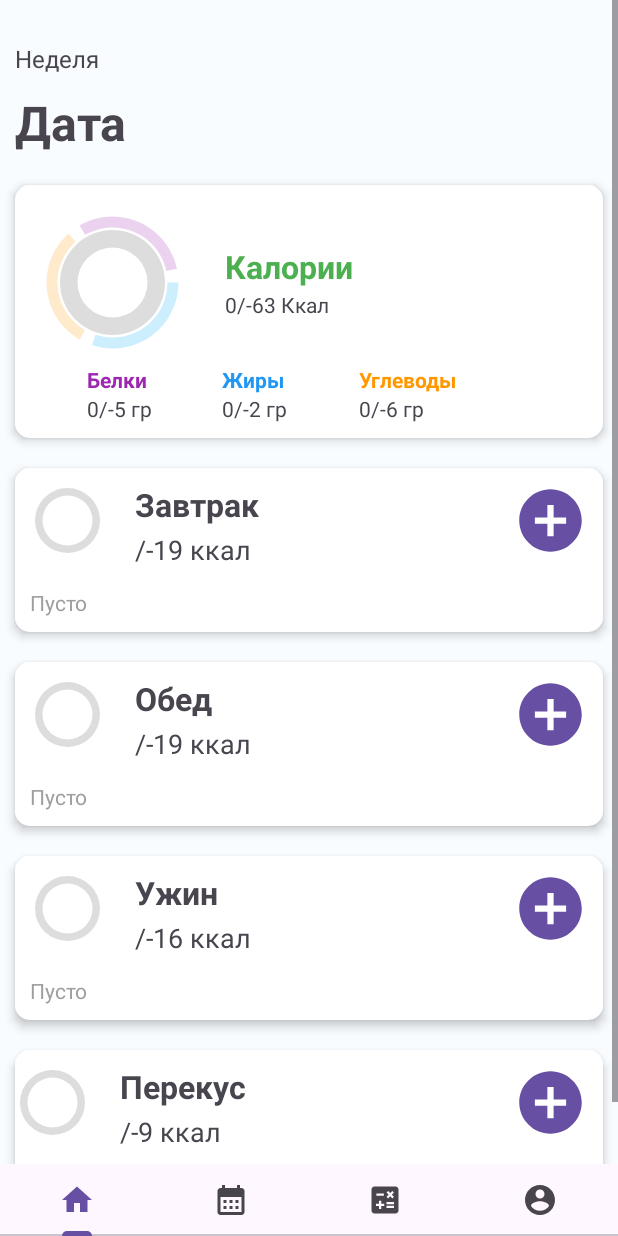
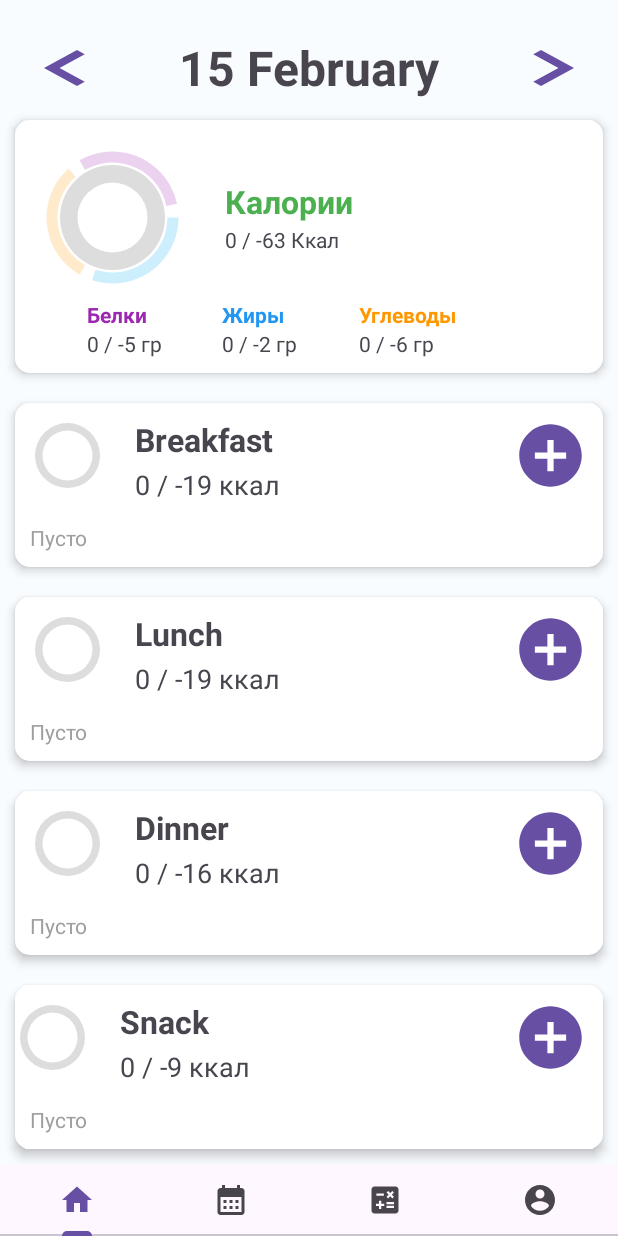
Before and after one commit to mirikyekiro/VOYproject, an Android app: the FragmentHome screen opened directly, with no data from a screen before it, on a phone screen of 412 x 824 dp. Run offline under Robolectric (Android 15) with nearby library versions, the phone set to English and light mode, and no system bars.

Commit message:
я все сделаль

```diff
--- a/app/src/main/java/com/example/voyproject/AddFood/FoodDetailed.java
+++ b/app/src/main/java/com/example/voyproject/AddFood/FoodDetailed.java
@@ -21,6 +21,7 @@ public class FoodDetailed extends AppCompatActivity {
     String id, name, kcal, protein, fat, carbohydrat, gramm;
     TextView nameText, kcalText, proteinText, fatText, carbohydratText;
     EditText grammText;
+    ListAdapter adapter;
 
     @Override
     protected void onCreate(Bundle savedInstanceState) {
@@ -79,6 +80,7 @@ public class FoodDetailed extends AppCompatActivity {
             public void onClick(DialogInterface dialog, int which) {
                 DatabaseHelper myDB = new DatabaseHelper(FoodDetailed.this);
                 myDB.deleteOneRow(id);
+                finish();
             }
         });
         builder.setNegativeButton("No", new DialogInterface.OnClickListener() {
--- a/app/src/main/java/com/example/voyproject/AddFood/MainActivityFood.java
+++ b/app/src/main/java/com/example/voyproject/AddFood/MainActivityFood.java
@@ -63,7 +63,7 @@ public class MainActivityFood extends AppCompatActivity {
 
         storeDataInArrays();
 
-        listAdapter = new ListAdapter(MainActivityFood.this, food_id, food_name, food_kcal, food_protein, food_fat, food_carbo, food_gramm);
+        listAdapter = new ListAdapter(MainActivityFood.this, this, food_id, food_name, food_kcal, food_protein, food_fat, food_carbo, food_gramm, textMeal);
         recyclerView.setAdapter(listAdapter);
         recyclerView.setLayoutManager(new LinearLayoutManager(MainActivityFood.this));
 
--- a/app/src/main/java/com/example/voyproject/AddFood/NewFood.java
+++ b/app/src/main/java/com/example/voyproject/AddFood/NewFood.java
@@ -13,6 +13,8 @@ import com.example.voyproject.R;
 
 public class NewFood extends AppCompatActivity {
     EditText nameEdit, kcalEdit, proteinEdit, fatEdit, carboEdit, grammEdit;
+    ListAdapter adapter;
+
     @Override
     protected void onCreate(Bundle savedInstanceState) {
         super.onCreate(savedInstanceState);
@@ -44,6 +46,7 @@ public class NewFood extends AppCompatActivity {
                         fatEdit.getText().toString().trim(),
                         carboEdit.getText().toString().trim(),
                         grammEdit.getText().toString().trim());
+                finish();
             }
         });
 
--- a/app/src/main/java/com/example/voyproject/Database/DatabaseHelper.java
+++ b/app/src/main/java/com/example/voyproject/Database/DatabaseHelper.java
@@ -82,6 +82,16 @@ public class DatabaseHelper extends SQLiteOpenHelper {
             Toast.makeText(context, "Successfully deleted.", Toast.LENGTH_LONG).show();
     }
 
+    public void deleteOneRowInProfile(String id)
+    {
+        SQLiteDatabase db = this.getWritableDatabase();
+        long result = db.delete(TABLE_NAME_CATEGORYLIST, "_id=?", new String[]{id});
+        if(result == -1)
+            Toast.makeText(context, "Failed to delete", Toast.LENGTH_LONG).show();
+        else
+            Toast.makeText(context, "Successfully deleted.", Toast.LENGTH_LONG).show();
+    }
+
     public void moveFood(String name, String kcal, String protein, String fat, String carbo, String gramm, String category, String date)
     {
         SQLiteDatabase db = this.getWritableDatabase();
@@ -114,8 +124,9 @@ public class DatabaseHelper extends SQLiteOpenHelper {
         return cursor;
     }
 
-    public Cursor readAllDataCATEGORYLIST(){
-        String query = "SELECT * FROM " + TABLE_NAME_CATEGORYLIST;
+    public Cursor readAllDataCATEGORYLIST(String textMeal){
+        String query = "SELECT * FROM " + TABLE_NAME_CATEGORYLIST +
+                " WHERE " + FOOD_CATEGORY + " LIKE " + " '" + textMeal + "' ";
         SQLiteDatabase db = this.getReadableDatabase();
 
         Cursor cursor = null;
@@ -125,4 +136,22 @@ public class DatabaseHelper extends SQLiteOpenHelper {
         }
         return cursor;
     }
+
+    public String getSum(String str, String category){
+        SQLiteDatabase db = this.getReadableDatabase();
+        String query;
+        if(category == "")
+            query = "SELECT SUM(" + str + ") FROM " + TABLE_NAME_CATEGORYLIST;
+        else
+            query = "SELECT SUM(" + str + ") FROM " + TABLE_NAME_CATEGORYLIST +
+                    " WHERE " + FOOD_CATEGORY + " LIKE " + " '" + category + "' ";
+        String sum;
+        Cursor cursor = db.rawQuery (query, null);
+        if(cursor.moveToFirst())
+            sum = String.valueOf(cursor.getInt(0));
+        else sum = "0";
+
+        db.close();
+        return sum;
+    }
 }
--- a/app/src/main/java/com/example/voyproject/MainMenu/FragmentHome.java
+++ b/app/src/main/java/com/example/voyproject/MainMenu/FragmentHome.java
@@ -19,7 +19,12 @@ import android.widget.Button;
 
 import com.example.voyproject.AddFood.ListDay;
 import com.example.voyproject.AddFood.MainActivityFood;
+import com.example.voyproject.Database.DatabaseHelper;
 import com.example.voyproject.R;
+
+import java.text.SimpleDateFormat;
+import java.util.Date;
+import java.util.Locale;
 
 public class FragmentHome extends Fragment {
     int sexID, typeID, workoutID, age;
@@ -33,11 +38,13 @@ public class FragmentHome extends Fragment {
     public static final String APP_PREFERENCES_HEIGHT = "Height";
     public static final String APP_PREFERENCES_WEIGHT = "Weight";
 
-    TextView kcalText, proteinText, fatsText, carbohydratesText, bfKcalText, lunchKcalText, dinnerKcalText, snackKcalText;
+    TextView kcalText, proteinText, fatsText, carbohydratesText, bfKcalText, lunchKcalText, dinnerKcalText, snackKcalText, textDate;
     ProgressBar pbKcal, pbProtein, pbFats, pbCarbohydrates, firstArgTrans, secondArgTrans, thirdArgTrans, pbBreakfast, pbLunch, pbDinner, pbSnack;
     float kCal, proteins, fats, carbohydrates;
     Button btnBreakfast, btnLunch, btnDinner, btnSnack;
     LinearLayout llBreakfast, llLunch, llDinner, llSnack;
+    String sumBf, sumLunch, sumDinner, sumSnack, mainSum, sumProtein, sumFat, sumCarbo;
+    DatabaseHelper db;
 
     @Override
     public View onCreateView(LayoutInflater inflater, ViewGroup container,
@@ -45,7 +52,15 @@ public class FragmentHome extends Fragment {
         // Inflate the layout for this fragment
         View view = inflater.inflate(R.layout.fragment_home, container, false);
 
-
+        db = new DatabaseHelper(getActivity());
+        sumBf = db.getSum("kcal", "Breakfast");
+        sumLunch = db.getSum("kcal", "Lunch");
+        sumDinner = db.getSum("kcal", "Dinner");
+        sumSnack = db.getSum("kcal", "Snack");
+        mainSum = db.getSum("kcal", "");
+        sumProtein = db.getSum("protein", "");
+        sumFat = db.getSum("fat", "");
+        sumCarbo = db.getSum("carbo", "");
 
         Activity activity = getActivity();
 
@@ -58,6 +73,8 @@ public class FragmentHome extends Fragment {
         age = sPref.getInt(APP_PREFERENCES_AGE, 0);
         heightData = sPref.getFloat(APP_PREFERENCES_HEIGHT, 0f);
         weightData = sPref.getFloat(APP_PREFERENCES_WEIGHT, 0f);
+
+        textDate = view.findViewById(R.id.date);
 
         kcalText = view.findViewById(R.id.textKcal);
         proteinText = view.findViewById(R.id.textProtein);
@@ -170,6 +187,10 @@ public class FragmentHome extends Fragment {
             }
         });
 
+        String date = new SimpleDateFormat("d MMMM", Locale.getDefault()).format(new Date());
+
+        textDate.setText(date);
+
         return view;
     }
 
@@ -218,8 +239,9 @@ public class FragmentHome extends Fragment {
             default: kcal=0f; break;
         }
 
-        kcalText.setText(0+"/"+Math.round(kcal)+" Ккал");
+        kcalText.setText(mainSum+" / "+Math.round(kcal)+" Ккал");
         pbKcal.setMax(Math.round(kcal));
+        pbKcal.setProgress(Integer.parseInt(mainSum));
 
         proteins = kcal * 0.3f /4;
         fats = kcal * 0.3f /9;
@@ -228,25 +250,34 @@ public class FragmentHome extends Fragment {
         pbProtein.setMax(Math.round(proteins));
         pbFats.setMax(Math.round(fats));
         pbCarbohydrates.setMax(Math.round(carbohydrates));
-        proteinText.setText(0+"/"+Math.round(proteins)+" гр");
-        fatsText.setText(0+"/"+Math.round(fats)+" гр");
-        carbohydratesText.setText(0+"/"+Math.round(carbohydrates)+" гр");
+
+        pbProtein.setProgress(Integer.parseInt(sumProtein));
+        pbFats.setProgress(Integer.parseInt(sumFat));
+        pbCarbohydrates.setProgress(Integer.parseInt(sumCarbo));
+
+        proteinText.setText(sumProtein+" / "+Math.round(proteins)+" гр");
+        fatsText.setText(sumFat+" / "+Math.round(fats)+" гр");
+        carbohydratesText.setText(sumCarbo+" / "+Math.round(carbohydrates)+" гр");
 
         int bfKcal = Math.round(kcal*30/100);
         pbBreakfast.setMax(bfKcal);
-        bfKcalText.setText("/" + bfKcal + " ккал");
+        pbBreakfast.setProgress(Integer.parseInt(sumBf));
+        bfKcalText.setText(sumBf +" / " + bfKcal + " ккал");
 
         int lunchKcal = Math.round(kcal*30/100);
         pbLunch.setMax(lunchKcal);
-        lunchKcalText.setText("/" + lunchKcal + " ккал");
+        pbLunch.setProgress(Integer.parseInt(sumLunch));
+        lunchKcalText.setText(sumLunch + " / " + lunchKcal + " ккал");
 
         int dinnerKcal = Math.round(kcal*25/100);
         pbDinner.setMax(dinnerKcal);
-        dinnerKcalText.setText("/" + dinnerKcal + " ккал");
+        pbDinner.setProgress(Integer.parseInt(sumDinner));
+        dinnerKcalText.setText(sumDinner + " / " + dinnerKcal + " ккал");
 
         int snackKcal = Math.round(kcal*15/100);
         pbSnack.setMax(snackKcal);
-        snackKcalText.setText("/" + snackKcal + " ккал");
+        pbSnack.setProgress(Integer.parseInt(sumSnack));
+        snackKcalText.setText(sumSnack + " / " + snackKcal + " ккал");
     }
 
     private void PostmanInterface(String str){
@@ -260,4 +291,12 @@ public class FragmentHome extends Fragment {
         intent.putExtra("textMeal", str);
         startActivity(intent);
     }
+
+    public void previousDayAction(){
+
+    }
+
+    public void nextDayAction(){
+
+    }
 }
--- /dev/null
+++ b/app/src/main/res/drawable/delete.xml
@@ -0,0 +1,5 @@
+<vector android:height="24dp" android:tint="#000000"
+    android:viewportHeight="24" android:viewportWidth="24"
+    android:width="24dp" xmlns:android="http://schemas.android.com/apk/res/android">
+    <path android:fillColor="@android:color/white" android:pathData="M6,19c0,1.1 0.9,2 2,2h8c1.1,0 2,-0.9 2,-2V7H6v12zM19,4h-3.5l-1,-1h-5l-1,1H5v2h14V4z"/>
+</vector>
--- /dev/null
+++ b/app/src/main/res/drawable/left_arrow.xml
@@ -0,0 +1,5 @@
+<vector android:autoMirrored="true" android:height="24dp"
+    android:tint="#000000" android:viewportHeight="24"
+    android:viewportWidth="24" android:width="24dp" xmlns:android="http://schemas.android.com/apk/res/android">
+    <path android:fillColor="@android:color/white" android:pathData="M15.41,16.59L10.83,12l4.58,-4.59L14,6l-6,6 6,6 1.41,-1.41z"/>
+</vector>
--- /dev/null
+++ b/app/src/main/res/drawable/right_arrow.xml
@@ -0,0 +1,5 @@
+<vector android:autoMirrored="true" android:height="24dp"
+    android:tint="#000000" android:viewportHeight="24"
+    android:viewportWidth="24" android:width="24dp" xmlns:android="http://schemas.android.com/apk/res/android">
+    <path android:fillColor="@android:color/white" android:pathData="M8.59,16.59L13.17,12 8.59,7.41 10,6l6,6 -6,6 -1.41,-1.41z"/>
+</vector>
--- a/app/src/main/res/layout/fragment_home.xml
+++ b/app/src/main/res/layout/fragment_home.xml
@@ -22,30 +22,41 @@
     <androidx.constraintlayout.widget.ConstraintLayout
         android:layout_width="match_parent"
         android:layout_height="50sp"
-        android:orientation="horizontal">
+        android:orientation="horizontal"
+        android:layout_marginTop="20sp">
+
+        <Button
+            android:id="@+id/lastBtn"
+            android:layout_width="wrap_content"
+            android:layout_height="wrap_content"
+            android:background="@drawable/left_arrow"
+            app:layout_constraintLeft_toLeftOf="parent"
+            app:layout_constraintTop_toTopOf="parent"
+            app:layout_constraintBottom_toBottomOf="parent"/>
 
         <TextView
+            android:id="@+id/date"
             android:layout_width="wrap_content"
             android:layout_height="wrap_content"
-            app:layout_constraintLeft_toLeftOf="parent"
+            android:text="Дата"
+            android:textStyle="bold"
+            android:textSize="32sp"
+            android:layout_margin="10sp"
+            app:layout_constraintLeft_toRightOf="@id/lastBtn"
+            app:layout_constraintTop_toTopOf="parent"
             app:layout_constraintBottom_toBottomOf="parent"
-            android:layout_marginStart="10sp"
-            android:text="Неделя"
-            android:textSize="16sp">
+            app:layout_constraintRight_toLeftOf="@id/nextBtn"/>
 
-        </TextView>
+        <Button
+            android:id="@+id/nextBtn"
+            android:layout_width="wrap_content"
+            android:layout_height="wrap_content"
+            android:background="@drawable/right_arrow"
+            app:layout_constraintRight_toRightOf="parent"
+            app:layout_constraintTop_toTopOf="parent"
+            app:layout_constraintBottom_toBottomOf="parent"/>
 
     </androidx.constraintlayout.widget.ConstraintLayout>
-
-    <TextView
-        android:layout_width="wrap_content"
-        android:layout_height="wrap_content"
-        android:text="Дата"
-        android:textStyle="bold"
-        android:textSize="32sp"
-        android:layout_margin="10sp">
-
-    </TextView>
 
     <androidx.constraintlayout.widget.ConstraintLayout
         android:layout_width="match_parent"
@@ -240,7 +251,7 @@
                 android:layout_marginLeft="20sp"
                 android:layout_marginTop="10sp"
                 android:layerType="hardware"
-                android:text="Завтрак"
+                android:text="Breakfast"
                 android:textSize="21sp"
                 android:textStyle="bold"
                 app:layout_constraintLeft_toRightOf="@id/progressBreakfastCal"
@@ -323,7 +334,7 @@
                 android:layout_marginLeft="20sp"
                 android:layout_marginTop="10sp"
                 android:layerType="hardware"
-                android:text="Обед"
+                android:text="Lunch"
                 android:textSize="21sp"
                 android:textStyle="bold"
                 app:layout_constraintLeft_toRightOf="@id/progressLunchCal"
@@ -406,7 +417,7 @@
                 android:layout_marginLeft="20sp"
                 android:layout_marginTop="10sp"
                 android:layerType="hardware"
-                android:text="Ужин"
+                android:text="Dinner"
                 android:textSize="21sp"
                 android:textStyle="bold"
                 app:layout_constraintLeft_toRightOf="@id/progressDinnerCal"
@@ -488,7 +499,7 @@
                 android:layout_marginLeft="20sp"
                 android:layout_marginTop="10sp"
                 android:layerType="hardware"
-                android:text="Перекус"
+                android:text="Snack"
                 android:textSize="21sp"
                 android:textStyle="bold"
                 app:layout_constraintLeft_toRightOf="@id/progressSnackCal"
```
Also changed, not shown: app/src/main/java/com/example/voyproject/AddFood/ListAdapter.java (+30 -14 lines), app/src/main/java/com/example/voyproject/AddFood/ListDay.java (+8 -6 lines), app/src/main/java/com/example/voyproject/AddFood/ProfileListAdapter.java (added, +105 -0 lines), app/src/main/res/layout/list_item_profile.xml (added, +99 -0 lines).
